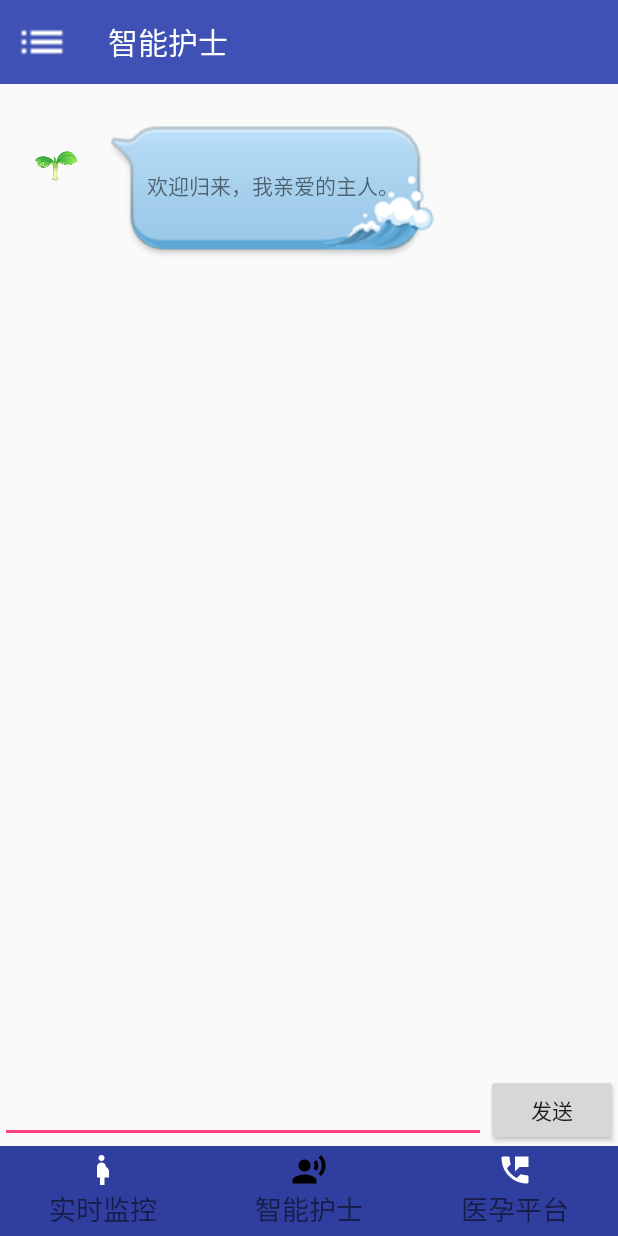
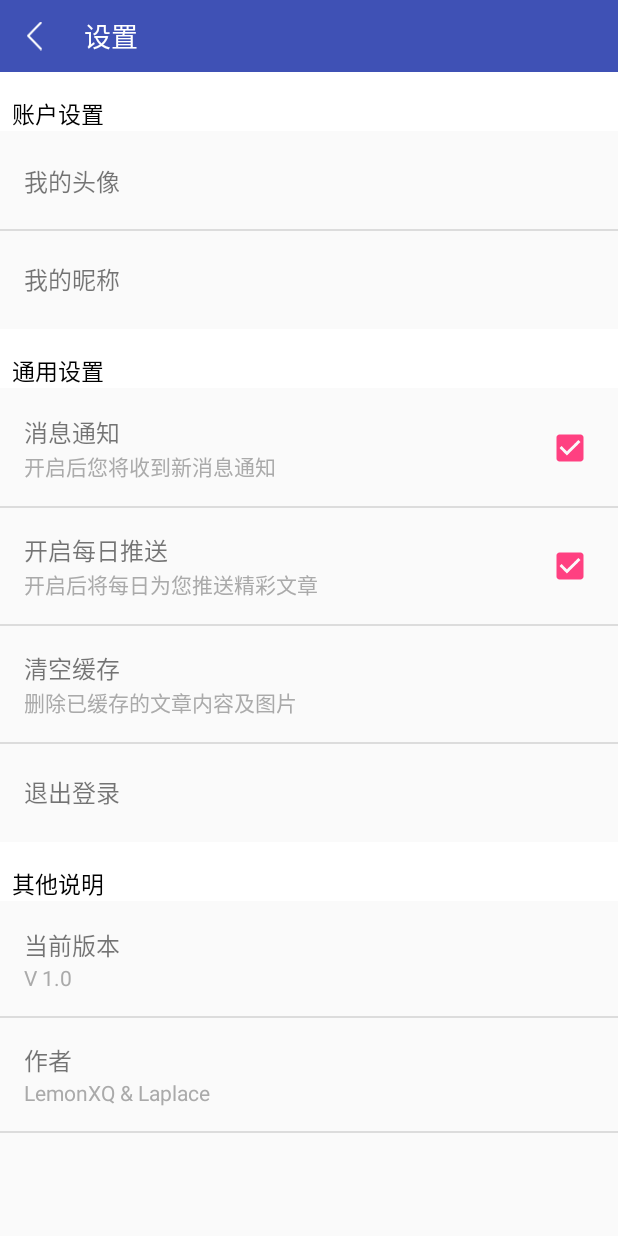
Before and after one commit to Lemon-XQ/PregnantMonitor, an Android app: the MainActivity screen opened directly, with no data from a screen before it, in the side drawer, after a tap on "设置", on a phone screen of 412 x 824 dp. Run offline under Robolectric (Android 15) with nearby library versions, the phone set to English and light mode, and no system bars.

Commit message:
新增设置界面、任务界面、统计界面，修复一些bug

```diff
--- a/app/src/main/java/com/lemonxq_laplace/pregnantmonitor/MainActivity.java
+++ b/app/src/main/java/com/lemonxq_laplace/pregnantmonitor/MainActivity.java
@@ -1,5 +1,6 @@
 package com.lemonxq_laplace.pregnantmonitor;
 
+import android.content.Intent;
 import android.os.Bundle;
 import android.support.annotation.NonNull;
 import android.support.design.widget.NavigationView;
@@ -17,6 +18,15 @@ import android.widget.LinearLayout;
 
 import java.util.ArrayList;
 import java.util.List;
+
+//import android.app.Fragment;
+
+/**
+ * @author LemonXQ
+ * @version 1.0
+ * @time 2017/11/5
+ * @updateAuthor
+ */
 
 public class MainActivity extends AppCompatActivity implements ViewPager.OnPageChangeListener{
 
@@ -80,18 +90,22 @@ public class MainActivity extends AppCompatActivity implements ViewPager.OnPageC
         mNavView.setNavigationItemSelectedListener(new NavigationView.OnNavigationItemSelectedListener() {
             @Override
             public boolean onNavigationItemSelected(@NonNull MenuItem item) {
-                // TODO 处理任意菜单项点击
+                //处理任意菜单项点击
+                Intent intent;
                 switch(item.getItemId()){
                     case R.id.nav_analyze:
-
+                        intent = new Intent(MainActivity.this,AnalyzeActivity.class);
+                        startActivity(intent);
                         break;
 
                     case R.id.nav_task:
-
+                        intent = new Intent(MainActivity.this,TaskActivity.class);
+                        startActivity(intent);
                         break;
 
                     case R.id.nav_setting:
-
+                        intent = new Intent(MainActivity.this,SettingActivity.class);
+                        startActivity(intent);
                         break;
 
                     case R.id.nav_info:
@@ -105,6 +119,14 @@ public class MainActivity extends AppCompatActivity implements ViewPager.OnPageC
         });
 
     }
+
+//    private void replaceFragment(Fragment fragment){
+//        FragmentManager fragmentManager = getSupportFragmentManager();
+//        FragmentTransaction transaction = fragmentManager.beginTransaction();
+//        transaction.replace(R.id.fragment_layout,fragment);
+//        transaction.addToBackStack(null);// 添加事务到返回栈中
+//        transaction.commit();
+//    }
 
     @Override
     public void onPageScrolled(int position, float positionOffset, int positionOffsetPixels) {
--- /dev/null
+++ b/app/src/main/java/com/lemonxq_laplace/pregnantmonitor/SettingActivity.java
@@ -0,0 +1,32 @@
+package com.lemonxq_laplace.pregnantmonitor;
+
+import android.os.Bundle;
+import android.support.v7.app.AppCompatActivity;
+import android.view.View;
+import android.widget.ImageView;
+
+public class SettingActivity extends AppCompatActivity {
+
+    private ImageView back;
+    @Override
+    protected void onCreate(Bundle savedInstanceState) {
+        super.onCreate(savedInstanceState);
+        setContentView(R.layout.fragment_setting);
+
+        // 动态添加碎片
+        getFragmentManager().beginTransaction().replace(R.id.settingContainer,
+                new SettingFragment()).commit();
+
+        // 设置返回键监听
+        back = findViewById(R.id.back);
+        back.setOnClickListener(new View.OnClickListener() {
+            @Override
+            public void onClick(View view) {
+                finish();
+            }
+        });
+
+    }
+
+
+}
--- /dev/null
+++ b/app/src/main/java/com/lemonxq_laplace/pregnantmonitor/SettingFragment.java
@@ -0,0 +1,32 @@
+package com.lemonxq_laplace.pregnantmonitor;
+
+import android.os.Bundle;
+import android.preference.PreferenceFragment;
+
+/**
+ * @author: Lemon-XQ
+ * @date: 2017/11/5
+ */
+
+public class SettingFragment extends PreferenceFragment {
+
+    @Override
+    public void onCreate(Bundle savedInstanceState) {
+        super.onCreate(savedInstanceState);
+        addPreferencesFromResource(R.xml.preferences);
+    }
+
+    // TODO 各个preference项的点击事件响应及保存
+
+//    @Override
+//    public View onCreateView(LayoutInflater inflater, ViewGroup container,
+//                             Bundle savedInstanceState){
+//        View view = inflater.inflate(R.layout.fragment_setting,container,false);
+//        View view = inflater.inflate(R.layout.fragment_setting,container,false);
+//        back = view.findViewById(R.id.back);
+//        back.setOnClickListener(this);
+//        return view;
+//    }
+
+
+}
--- a/app/src/main/res/layout/activity_main2.xml
+++ b/app/src/main/res/layout/activity_main2.xml
@@ -43,11 +43,9 @@
             android:layout_height="wrap_content"
             android:layout_above="@+id/cc"
             android:layout_alignParentStart="true"
-            android:layout_alignParentEnd="true"
             android:layout_marginStart="40dp"
-            android:layout_marginEnd="40dp"
+            android:drawablePadding="10dp"
             android:drawableStart="@mipmap/home_question_mark"
-            android:drawablePadding="10dp"
             android:gravity="center_vertical"
             android:text="设置锻炼计划"
             android:textColor="#333333" />
--- /dev/null
+++ b/app/src/main/res/layout/fragment_setting.xml
@@ -0,0 +1,48 @@
+<?xml version="1.0" encoding="utf-8"?>
+<LinearLayout
+    xmlns:android="http://schemas.android.com/apk/res/android"
+    android:orientation="vertical"
+    android:layout_width="match_parent"
+    android:layout_height="match_parent">
+
+    <!--标题栏-->
+    <LinearLayout
+        android:id="@+id/layout_titlebar"
+        android:layout_width="match_parent"
+        android:layout_height="48dp"
+        android:background="@color/colorPrimary"
+        android:fitsSystemWindows="true"
+        android:orientation="horizontal">
+        <ImageView
+            android:id="@+id/back"
+            android:layout_width="wrap_content"
+            android:layout_height="match_parent"
+            android:layout_gravity="center"
+            android:gravity="center"
+            android:onClick="onBackward"
+            android:paddingLeft="18dp"
+            android:paddingRight="18dp"
+            android:src="@mipmap/arrow_back_white"
+            android:visibility="visible" />
+        <TextView
+            android:layout_width="0dp"
+            android:layout_height="wrap_content"
+            android:layout_gravity="center"
+            android:layout_weight="1"
+            android:background="#00000000"
+            android:paddingLeft="10dp"
+            android:paddingRight="10dp"
+            android:text="@string/Setting"
+            android:textColor="#ffffff"
+            android:textSize="18sp" />
+    </LinearLayout>
+
+    <!--碎片容器-->
+    <FrameLayout
+        android:id="@+id/settingContainer"
+        android:layout_width="match_parent"
+        android:layout_height="match_parent">
+
+    </FrameLayout>
+
+</LinearLayout>
--- /dev/null
+++ b/app/src/main/res/layout/preference_category_widget.xml
@@ -0,0 +1,18 @@
+<?xml version="1.0" encoding="UTF-8"?>
+<LinearLayout xmlns:android="http://schemas.android.com/apk/res/android"
+    android:layout_width="fill_parent"
+    android:layout_height="wrap_content"
+    android:background="@android:color/white"
+    android:orientation="vertical">
+
+    <TextView
+        android:id="@android:id/title"
+        android:layout_width="match_parent"
+        android:layout_height="wrap_content"
+        android:paddingLeft="8dp"
+        android:paddingTop="16dp"
+        android:textColor="@color/black"
+        android:text="indroduce"
+        android:textSize="15sp" />
+
+</LinearLayout>
--- /dev/null
+++ b/app/src/main/res/layout/preference_item.xml
@@ -0,0 +1,43 @@
+<?xml version="1.0" encoding="UTF-8"?>
+<LinearLayout xmlns:android="http://schemas.android.com/apk/res/android"
+    android:layout_width="match_parent"
+    android:layout_height="wrap_content"
+    android:gravity="center_vertical"
+    android:minHeight="?android:listPreferredItemHeight"
+    android:orientation="horizontal"
+    android:padding="16dp">
+
+    <RelativeLayout
+        android:layout_width="match_parent"
+        android:layout_height="wrap_content"
+        android:layout_weight="1">
+
+        <TextView
+            android:id="@android:id/title"
+            android:layout_width="wrap_content"
+            android:layout_height="wrap_content"
+            android:ellipsize="marquee"
+            android:fadingEdge="horizontal"
+            android:singleLine="true"
+            android:text="title"
+            android:textSize="16sp" />
+
+        <TextView
+            android:id="@android:id/summary"
+            android:layout_width="wrap_content"
+            android:layout_height="wrap_content"
+            android:layout_below="@android:id/title"
+            android:text="summary"
+            android:textColor="#AAAAAA"
+            android:textSize="14sp" />
+
+    </RelativeLayout>
+
+    <LinearLayout
+        android:id="@android:id/widget_frame"
+        android:layout_width="wrap_content"
+        android:layout_height="wrap_content"
+        android:layout_gravity="right|center_vertical"
+        android:orientation="vertical"/>
+
+</LinearLayout>
--- /dev/null
+++ b/app/src/main/res/xml/preferences.xml
@@ -0,0 +1,59 @@
+<?xml version="1.0" encoding="utf-8"?>
+<PreferenceScreen xmlns:android="http://schemas.android.com/apk/res/android"
+    android:layout_width="match_parent"
+    android:layout_height="match_parent"
+    android:layout="@layout/preference_item"
+    android:title="@string/Setting">
+
+    <PreferenceCategory
+        android:layout="@layout/preference_category_widget"
+        android:title="账户设置">
+        <Preference
+            android:key="avatar"
+            android:layout="@layout/preference_item"
+            android:title="我的头像"
+            android:icon="@drawable/icon_avatar"/>
+        <EditTextPreference
+            android:key="username"
+            android:layout="@layout/preference_item"
+            android:title="我的昵称"/>
+    </PreferenceCategory>
+
+    <PreferenceCategory
+        android:layout="@layout/preference_category_widget"
+        android:title="通用设置">
+        <CheckBoxPreference
+            android:key="messageNotify"
+            android:layout="@layout/preference_item"
+            android:summary="开启后您将收到新消息通知"
+            android:title="消息通知"
+            android:defaultValue="true"/>
+        <CheckBoxPreference
+            android:key="dailyPush"
+            android:layout="@layout/preference_item"
+            android:summary="开启后将每日为您推送精彩文章"
+            android:title="开启每日推送"
+            android:defaultValue="true"/>
+        <Preference
+            android:layout="@layout/preference_item"
+            android:summary="删除已缓存的文章内容及图片"
+            android:title="清空缓存" />
+        <Preference
+            android:layout="@layout/preference_item"
+            android:title="退出登录" />
+    </PreferenceCategory>
+
+    <PreferenceCategory
+        android:layout="@layout/preference_category_widget"
+        android:title="其他说明">
+        <Preference
+            android:layout="@layout/preference_item"
+            android:summary="V 1.0"
+            android:title="当前版本" />
+        <Preference
+            android:layout="@layout/preference_item"
+            android:summary="LemonXQ &amp; Laplace"
+            android:title="作者" />
+    </PreferenceCategory>
+
+</PreferenceScreen>
```
Also changed, not shown: app/src/main/AndroidManifest.xml (+19 -9 lines), app/src/main/java/com/lemonxq_laplace/pregnantmonitor/AnalyzeActivity.java (added, +35 -0 lines), app/src/main/java/com/lemonxq_laplace/pregnantmonitor/AnalyzeFragment.java (added, +22 -0 lines), app/src/main/java/com/lemonxq_laplace/pregnantmonitor/TaskActivity.java (added, +35 -0 lines), app/src/main/java/com/lemonxq_laplace/pregnantmonitor/TaskFragment.java (added, +22 -0 lines), app/src/main/res/layout/ac_exercise_plan.xml (+16 -0 lines), app/src/main/res/layout/activity_analyze.xml (added, +48 -0 lines), app/src/main/res/layout/activity_main.xml (+10 -9 lines), app/src/main/res/layout/activity_task.xml (added, +48 -0 lines), app/src/main/res/layout/fragment_analyze.xml (added, +20 -0 lines), app/src/main/res/layout/fragment_task.xml (added, +20 -0 lines), 1 other file.
